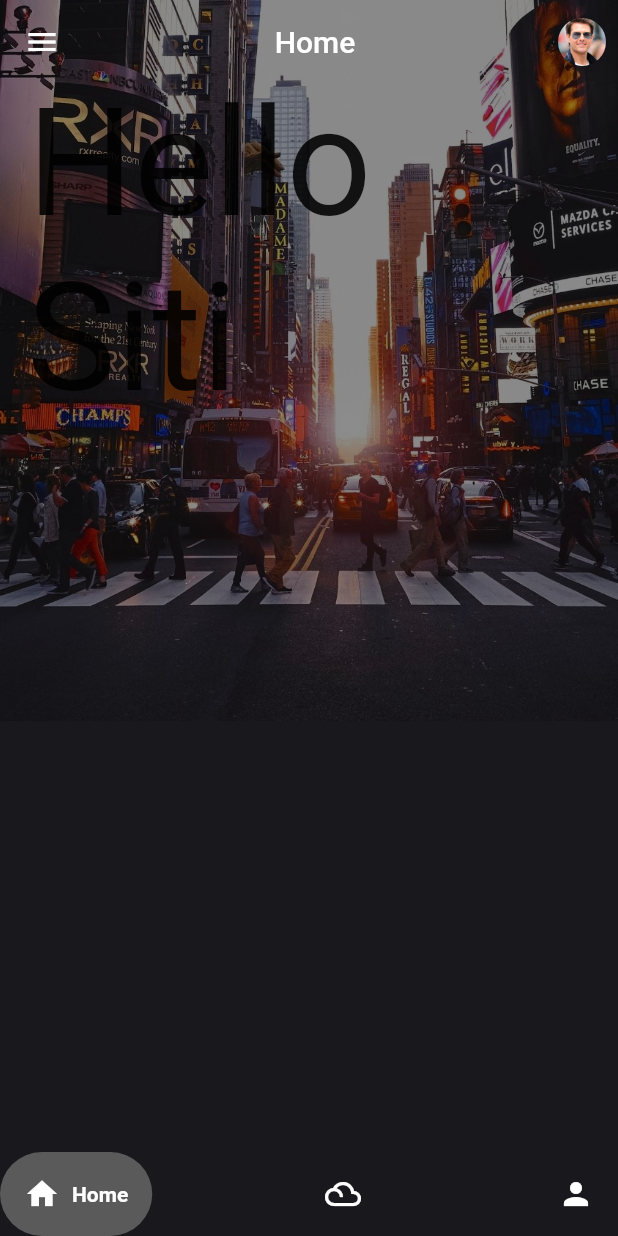
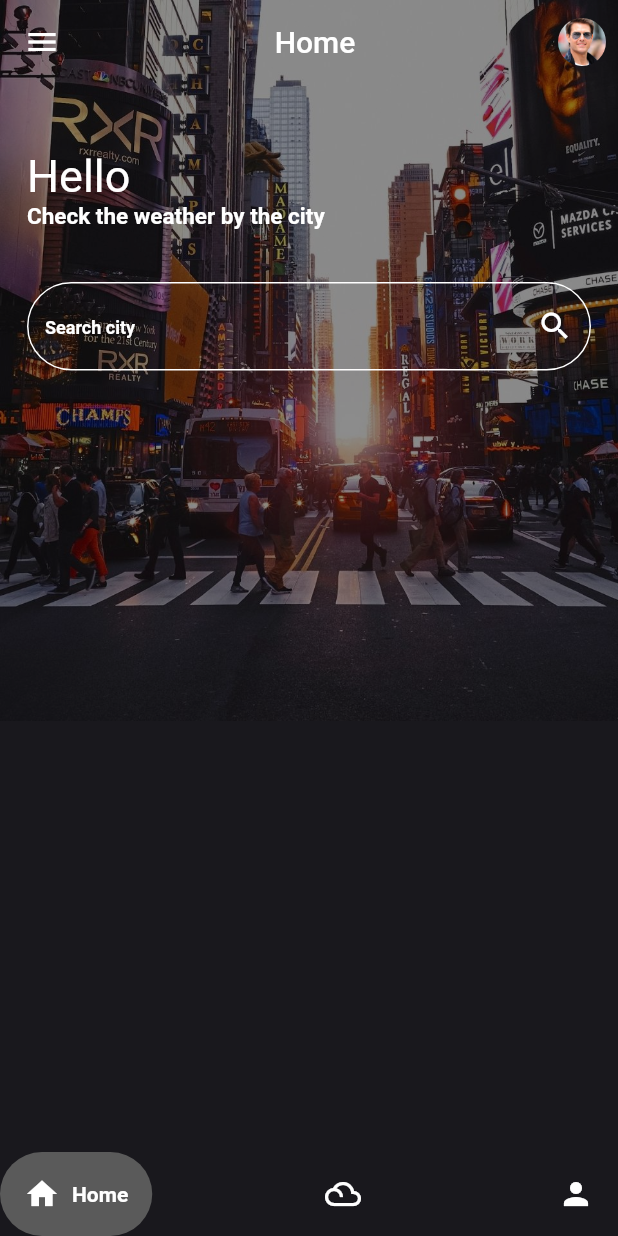
Before and after one commit to Tomlee-abila/Weather-app, a Flutter app: the screen it shows after launch, on a phone screen of 412 x 824 dp. Run offline on Flutter 3.47's test engine with Material 2 defaults, Android fonts, the phone set to English and light mode, and no system bars; drawn by our look-alikes of google_nav_bar; our stand-ins replace animated_splash_screen.

Commit message:
improved the ui

```diff
--- a/lib/home2.dart
+++ b/lib/home2.dart
@@ -12,6 +12,12 @@ class _homePageState extends State<homePage> {
   Widget build(BuildContext context) {
     final height = MediaQuery.of(context).size.height;
     final widht = MediaQuery.of(context).size.height;
+    var inputBorder = OutlineInputBorder(
+                        borderSide: BorderSide(color: Colors.white),
+                        borderRadius: BorderRadius.all(
+                          Radius.circular(30.0),
+                        ),
+                      );
     return Stack(
       children: [
         Positioned(
@@ -19,6 +25,7 @@ class _homePageState extends State<homePage> {
           child: Image.asset(
             'assets/new-york.jpg',
             height: height,
+            fit: BoxFit.fill,
             ),
           ),
         Positioned(
@@ -33,15 +40,42 @@ class _homePageState extends State<homePage> {
           backgroundColor: Colors.black45,
           body: Padding(
             padding: EdgeInsets.symmetric(horizontal: 18),
+            child: DefaultTextStyle(
+              style: TextStyle(color: Colors.white),
               child: Column(
                 crossAxisAlignment: CrossAxisAlignment.start,
                 children: [
-                SizedBox(height: 50,),
+                  SizedBox(height: 100,),
                   Text(
-                  'Hello Siti',
-                  style: TextStyle(fontSize: 100),
+                    'Hello',
+                    style: TextStyle(fontSize: 30),
+                  ),
+                  Text(
+                    'Check the weather by the city',
+                    style: TextStyle(
+                      fontSize: 15,
+                      fontWeight: FontWeight.w700,
+                    ),
+                  ),
+
+                  SizedBox(height: 35),
+                  TextField(
+                    decoration: InputDecoration(
+                      border: inputBorder,
+                      enabledBorder: inputBorder,
+                      focusedBorder: inputBorder,
+                      hintText: 'Search city',
+                      hintStyle: TextStyle(
+                        color: Colors.white,
+                        fontSize: 12,
+                        fontWeight: FontWeight.w600
+                      ),
+                      suffixIcon: Icon(Icons.search, color: Colors.white,)
+
+                    ),
                   ),
                 ]
+                ),
             ),
           ),
         ),
```
Also changed, not shown: assets/kisumu.jpg (added). Lines whose indentation alone changed are shown as unchanged.
